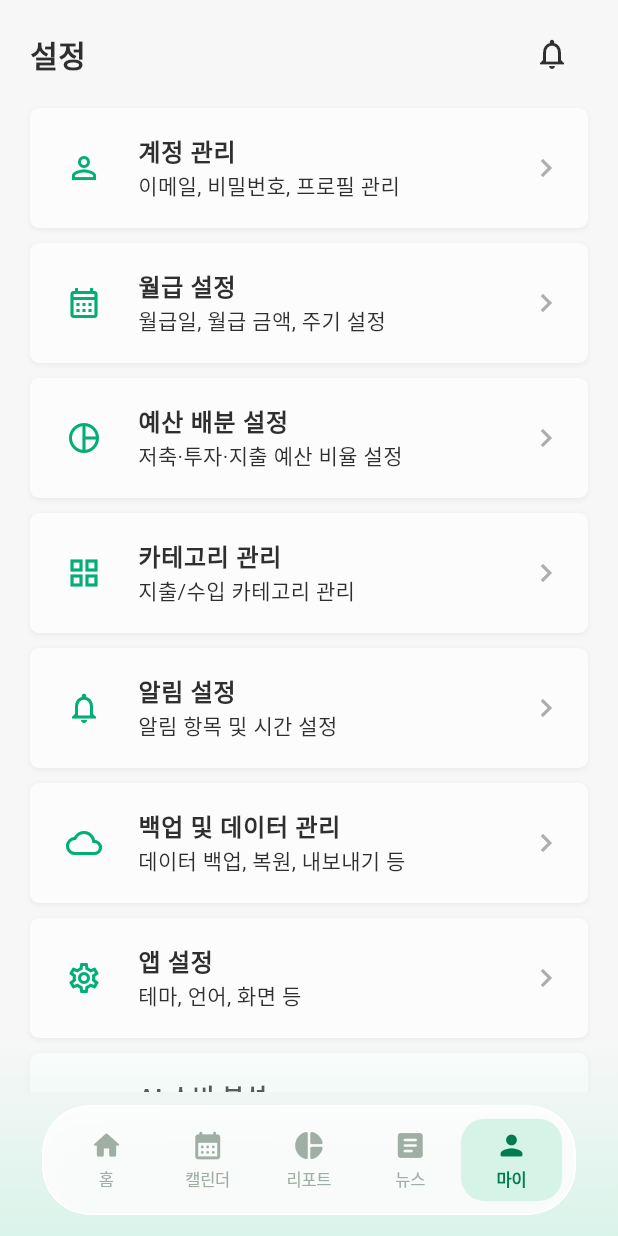
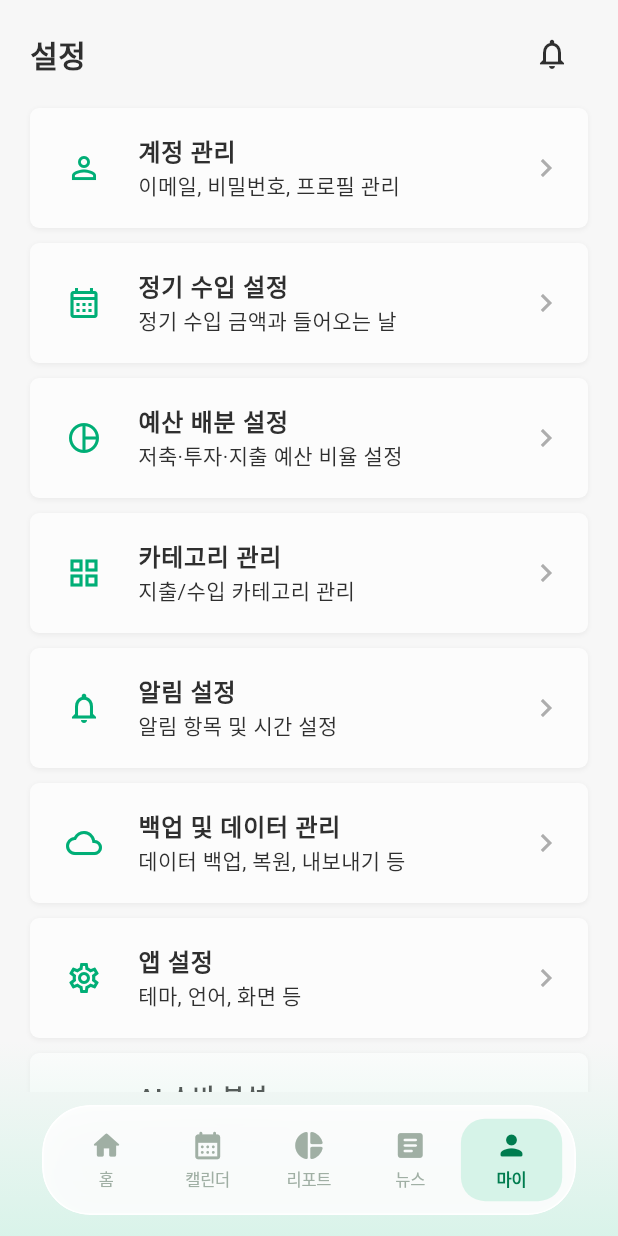
Before and after one commit to hyunsung213/financeApp_client, a Flutter app: the MyPageScreen screen opened by its route, on a phone screen of 412 x 824 dp. Run offline on Flutter 3.47's test engine with Material 3 defaults, Android fonts, the phone set to English and light mode, and no system bars; our stand-ins replace dio, fl_chart, flutter_riverpod, go_router, package_info_plus, shared_preferences; accounts and stored records are empty; network calls fail; Roboto replaces fonts that are missing (Pretendard).

Commit message:
feat: generalize salary setup to regular income
Co-Authored-By: Claude Opus 5.5 (1M context) <noreply@anthropic.com>

```diff
--- a/lib/data/demo/demo_backend_adapter.dart
+++ b/lib/data/demo/demo_backend_adapter.dart
@@ -390,7 +390,7 @@ class DemoBackendAdapter implements HttpClientAdapter {
     final day = (body['salaryDay'] as num?)?.toInt();
     final reportingDay = (body['reportingStartDay'] as num?)?.toInt();
     if (amount == null || amount < 0 || day == null || day < 1 || day > 31) {
-      throw _DemoError.validation('월급 금액과 월급일을 확인해주세요.');
+      throw _DemoError.validation('정기 수입 금액과 들어오는 날을 확인해주세요.');
     }
     _store.setting = {
       ..._store.setting,
--- a/lib/features/auth/screens/onboarding_screen.dart
+++ b/lib/features/auth/screens/onboarding_screen.dart
@@ -43,9 +43,12 @@ class _OnboardingScreenState extends ConsumerState<OnboardingScreen> {
   }
 }
 
-/// 사용자 정보: the salary setting the budget is calculated from (required)
-/// plus the policy-profile fields already used by 월급 설정/계정 관리
+/// 사용자 정보: the recurring income the budget is calculated from (required)
+/// plus the policy-profile fields already used by 정기 수입 설정/계정 관리
 /// (optional).
+///
+/// Shown to users as "정기 수입" (월급·알바비·용돈 alike) but stored as the
+/// existing monthly salaryAmount/salaryDay setting.
 class _ProfileStep extends ConsumerStatefulWidget {
   final VoidCallback onSaved;
 
@@ -93,9 +96,9 @@ class _ProfileStepState extends ConsumerState<_ProfileStep> {
     final age = int.tryParse(ageText);
     final String? error;
     if (salary == null || salary <= 0) {
-      error = '월급 금액을 입력해주세요.';
+      error = '한 번에 들어오는 금액을 입력해주세요.';
     } else if (_salaryDay == null) {
-      error = '월급일을 선택해주세요.';
+      error = '들어오는 날을 선택해주세요.';
     } else if (ageText.isNotEmpty && (age == null || age > 120)) {
       error = '만 나이를 0~120 사이로 입력해주세요.';
     } else {
@@ -156,7 +159,7 @@ class _ProfileStepState extends ConsumerState<_ProfileStep> {
             padding: const EdgeInsets.fromLTRB(20, 20, 20, 24),
             children: [
               const Text(
-                '기본 정보를 알려주세요',
+                '주기적으로 들어오는 돈을 알려주세요',
                 style: TextStyle(
                   fontSize: 20,
                   fontWeight: FontWeight.bold,
@@ -165,7 +168,7 @@ class _ProfileStepState extends ConsumerState<_ProfileStep> {
               ),
               const SizedBox(height: 6),
               const Text(
-                '월급과 월급일로 매일 쓸 수 있는 예산을 계산해요.',
+                '월급, 알바비, 용돈 등 무엇이든 괜찮아요.',
                 style: TextStyle(
                   fontSize: 13,
                   height: 1.5,
@@ -174,7 +177,7 @@ class _ProfileStepState extends ConsumerState<_ProfileStep> {
               ),
               const SizedBox(height: 24),
               SettingsSectionCard(
-                title: '월급',
+                title: '정기 수입',
                 child: Column(
                   children: [
                     TextField(
@@ -183,7 +186,7 @@ class _ProfileStepState extends ConsumerState<_ProfileStep> {
                       keyboardType: TextInputType.number,
                       inputFormatters: [CurrencyInputFormatter()],
                       decoration: settingsInputDecoration(
-                        labelText: '월급 금액',
+                        labelText: '한 번에 들어오는 금액',
                         suffixText: '원',
                         prefixIcon: const Icon(Icons.monetization_on_outlined),
                       ),
@@ -193,7 +196,7 @@ class _ProfileStepState extends ConsumerState<_ProfileStep> {
                       key: const ValueKey('onboarding-salary-day'),
                       initialValue: _salaryDay,
                       decoration: settingsInputDecoration(
-                        labelText: '월급일',
+                        labelText: '들어오는 날',
                         prefixIcon: const Icon(Icons.calendar_month_outlined),
                       ),
                       items: [
@@ -201,6 +204,19 @@ class _ProfileStepState extends ConsumerState<_ProfileStep> {
                           DropdownMenuItem(value: day, child: Text('매월 $day일')),
                       ],
                       onChanged: (value) => setState(() => _salaryDay = value),
+                    ),
+                    const SizedBox(height: 12),
+                    const Align(
+                      alignment: Alignment.centerLeft,
+                      child: Text(
+                        '가장 생활비 기준이 되는 수입 하나만 입력해주세요.\n'
+                        '다른 수입은 나중에 추가할 수 있어요.',
+                        style: TextStyle(
+                          fontSize: 12,
+                          height: 1.5,
+                          color: MyTokens.placeholder,
+                        ),
+                      ),
                     ),
                   ],
                 ),
--- a/lib/features/home/providers/home_provider.dart
+++ b/lib/features/home/providers/home_provider.dart
@@ -39,7 +39,7 @@ class HomeData {
 
   // Shown in place of a D-0 that would never advance while awaiting salary.
   String get salaryCountdownLabel =>
-      awaitingSalary ? '월급 입력 대기' : 'D-$daysUntilSalary';
+      awaitingSalary ? '수입 입력 대기' : 'D-$daysUntilSalary';
 
   HomeData({
     required this.recommendedAmount,
--- a/lib/features/home/screens/home_screen.dart
+++ b/lib/features/home/screens/home_screen.dart
@@ -340,8 +340,8 @@ class HomeScreen extends ConsumerWidget {
                                                   children: [
                                                     Text(
                                                       data.awaitingSalary
-                                                          ? '예정 월급일이 지났어요 · '
-                                                          : '다음 월급일까지 앞으로 ',
+                                                          ? '예정 수입일이 지났어요 · '
+                                                          : '다음 수입까지 앞으로 ',
                                                       style: const TextStyle(
                                                         fontSize: 14,
                                                         fontWeight:
@@ -639,7 +639,7 @@ class HomeScreen extends ConsumerWidget {
           ),
           _DetailRow(
             Icons.event_outlined,
-            '다음 월급일까지',
+            '다음 수입까지',
             data.salaryCountdownLabel,
           ),
           _DetailRow(
@@ -648,7 +648,7 @@ class HomeScreen extends ConsumerWidget {
             _formatCurrency(data.remainingFlexibleAmount),
           ),
         ],
-        footer: '현재 월급 주기와 남은 금액을 기준으로 계산되었어요.',
+        footer: '현재 수입 주기와 남은 금액을 기준으로 계산되었어요.',
       ),
     );
   }
@@ -674,9 +674,9 @@ class HomeScreen extends ConsumerWidget {
         borderRadius: BorderRadius.vertical(top: Radius.circular(24)),
       ),
       builder: (context) => _DetailSheet(
-        title: '이번 월급 주기',
+        title: '이번 수입 주기',
         subtitle: data.awaitingSalary
-            ? '예정 월급일이 지났어요'
+            ? '예정 수입일이 지났어요'
             : '${dateFormat.format(cycleStart)} ~ ${dateFormat.format(cycleEnd)}',
         headline: data.salaryCountdownLabel,
         headlineColor: HomeTokens.accent,
@@ -699,7 +699,7 @@ class HomeScreen extends ConsumerWidget {
           _DetailRow(
             Icons.hourglass_bottom,
             '남은 기간',
-            data.awaitingSalary ? '월급 입력 전' : '${data.daysUntilSalary}일',
+            data.awaitingSalary ? '수입 입력 전' : '${data.daysUntilSalary}일',
           ),
           _DetailRow(
             Icons.stars_outlined,
--- a/lib/features/mypage/screens/budget_plan_settings_screen.dart
+++ b/lib/features/mypage/screens/budget_plan_settings_screen.dart
@@ -171,7 +171,7 @@ class _BudgetPlanSettingsScreenState
                   children: [
                     if (widget.isOnboarding) ...[
                       const Text(
-                        '월급을 어떻게 나눠 쓸까요?',
+                        '수입을 어떻게 나눠 쓸까요?',
                         style: TextStyle(
                           fontSize: 20,
                           fontWeight: FontWeight.bold,
@@ -189,7 +189,7 @@ class _BudgetPlanSettingsScreenState
                       ),
                     ] else
                       const Text(
-                        '월급을 저축·투자·지출로 나눠 배분해요. 저장하면 현재 예산에 바로 반영돼요.',
+                        '정기 수입을 저축·투자·지출로 나눠 배분해요. 저장하면 현재 예산에 바로 반영돼요.',
                         style: TextStyle(
                           fontSize: 13,
                           height: 1.5,
--- a/lib/features/mypage/screens/my_page_screen.dart
+++ b/lib/features/mypage/screens/my_page_screen.dart
@@ -73,8 +73,8 @@ class MyPageScreen extends ConsumerWidget {
                     _menuRow(
                       context,
                       icon: Icons.calendar_month_outlined,
-                      title: '월급 설정',
-                      subtitle: '월급일, 월급 금액, 주기 설정',
+                      title: '정기 수입 설정',
+                      subtitle: '정기 수입 금액과 들어오는 날',
                       onTap: () =>
                           _push(context, const SalaryCycleSettingsScreen()),
                     ),
--- a/lib/features/mypage/screens/salary_cycle_settings_screen.dart
+++ b/lib/features/mypage/screens/salary_cycle_settings_screen.dart
@@ -75,7 +75,7 @@ class _SalaryCycleSettingsScreenState
     if (salary == null || salary <= 0) {
       ScaffoldMessenger.of(
         context,
-      ).showSnackBar(const SnackBar(content: Text('올바른 월급 금액을 입력해주세요.')));
+      ).showSnackBar(const SnackBar(content: Text('올바른 수입 금액을 입력해주세요.')));
       return;
     }
     setState(() => _isSaving = true);
@@ -117,7 +117,7 @@ class _SalaryCycleSettingsScreenState
 
     return Scaffold(
       backgroundColor: MyTokens.pageBackground,
-      appBar: settingsAppBar('월급 설정'),
+      appBar: settingsAppBar('정기 수입 설정'),
       body: myPageAsync.when(
         loading: () => const FormSkeleton(),
         error: (error, stack) => Center(child: Text('데이터를 불러오지 못했습니다: $error')),
@@ -128,11 +128,11 @@ class _SalaryCycleSettingsScreenState
             padding: const EdgeInsets.all(20),
             children: [
               SettingsSectionCard(
-                title: '월급일',
+                title: '들어오는 날',
                 child: Column(
                   children: [
                     _daySelector(
-                      label: '월급일',
+                      label: '들어오는 날',
                       value: _salaryDay,
                       onChanged: (v) => setState(() => _salaryDay = v),
                     ),
@@ -140,7 +140,7 @@ class _SalaryCycleSettingsScreenState
                     const Align(
                       alignment: Alignment.centerLeft,
                       child: Text(
-                        '월급 주기',
+                        '수입 주기',
                         style: TextStyle(
                           fontWeight: FontWeight.w600,
                           fontSize: 14,
@@ -182,13 +182,13 @@ class _SalaryCycleSettingsScreenState
               const SizedBox(height: 24),
 
               SettingsSectionCard(
-                title: '월급 금액',
+                title: '정기 수입 금액',
                 child: TextField(
                   controller: _salaryController,
                   keyboardType: TextInputType.number,
                   inputFormatters: [CurrencyInputFormatter()],
                   decoration: settingsInputDecoration(
-                    labelText: '월급 금액',
+                    labelText: '한 번에 들어오는 금액',
                     suffixText: '원',
                     prefixIcon: const Icon(Icons.monetization_on_outlined),
                   ),
@@ -253,7 +253,7 @@ class _SalaryCycleSettingsScreenState
           children: [
             const Expanded(
               child: Text(
-                '월급 금액을 기준으로 예산을 나눠 설정할 수 있어요.',
+                '정기 수입을 기준으로 예산을 나눠 설정할 수 있어요.',
                 style: TextStyle(fontSize: 13, color: MyTokens.placeholder),
               ),
             ),
@@ -296,7 +296,7 @@ class _SalaryCycleSettingsScreenState
           crossAxisAlignment: CrossAxisAlignment.start,
           children: [
             const Text(
-              '다음 월급일까지 앞으로',
+              '다음 수입까지 앞으로',
               style: TextStyle(
                 fontWeight: FontWeight.bold,
                 color: MyTokens.accent,
@@ -335,7 +335,7 @@ class _SalaryCycleSettingsScreenState
               Text(
                 home.awaitingSalary
                     ? home.salaryCountdownLabel
-                    : '다음 월급일까지 앞으로 ${home.salaryCountdownLabel}',
+                    : '다음 수입까지 앞으로 ${home.salaryCountdownLabel}',
                 style: const TextStyle(
                   fontWeight: FontWeight.bold,
                   color: MyTokens.accent,
@@ -345,7 +345,7 @@ class _SalaryCycleSettingsScreenState
               // Once the expected payday has passed the projected end is
               // behind us - show the state instead of a range (as Home does).
               Text(
-                home.awaitingSalary ? '예정 월급일이 지났어요' : cycleRange,
+                home.awaitingSalary ? '예정 수입일이 지났어요' : cycleRange,
                 style: const TextStyle(
                   color: MyTokens.textPrimary,
                   fontSize: 12,
--- a/lib/features/mypage/utils/currency_input_formatter.dart
+++ b/lib/features/mypage/utils/currency_input_formatter.dart
@@ -2,7 +2,7 @@ import 'package:flutter/services.dart';
 import 'package:intl/intl.dart';
 
 /// Formats a digits-only amount with thousands separators as it's typed
-/// (월급 금액 in 월급 설정 and onboarding).
+/// (정기 수입 금액 in 정기 수입 설정 and onboarding).
 class CurrencyInputFormatter extends TextInputFormatter {
   @override
   TextEditingValue formatEditUpdate(
--- a/lib/features/mypage/utils/profile_regions.dart
+++ b/lib/features/mypage/utils/profile_regions.dart
@@ -1,5 +1,5 @@
 /// Region options for the policy-profile `region` field (`PUT /api/profile`),
-/// shared by the 월급 설정 and 계정 관리 profile forms.
+/// shared by the 정기 수입 설정 and 계정 관리 profile forms.
 const List<String> profileRegions = [
   '서울',
   '부산',
--- a/lib/features/mypage/widgets/settings_form.dart
+++ b/lib/features/mypage/widgets/settings_form.dart
@@ -2,7 +2,7 @@ import 'package:flutter/material.dart';
 
 import '../theme/my_tokens.dart';
 
-/// Form building blocks shared by the 월급 설정 and 예산 배분 설정 screens, so
+/// Form building blocks shared by the 정기 수입 설정 and 예산 배분 설정 screens, so
 /// both keep the exact same card/input/button look.
 
 /// App bar used by the settings detail screens. [leading] replaces the
```
Also changed, not shown: 3 other files.
